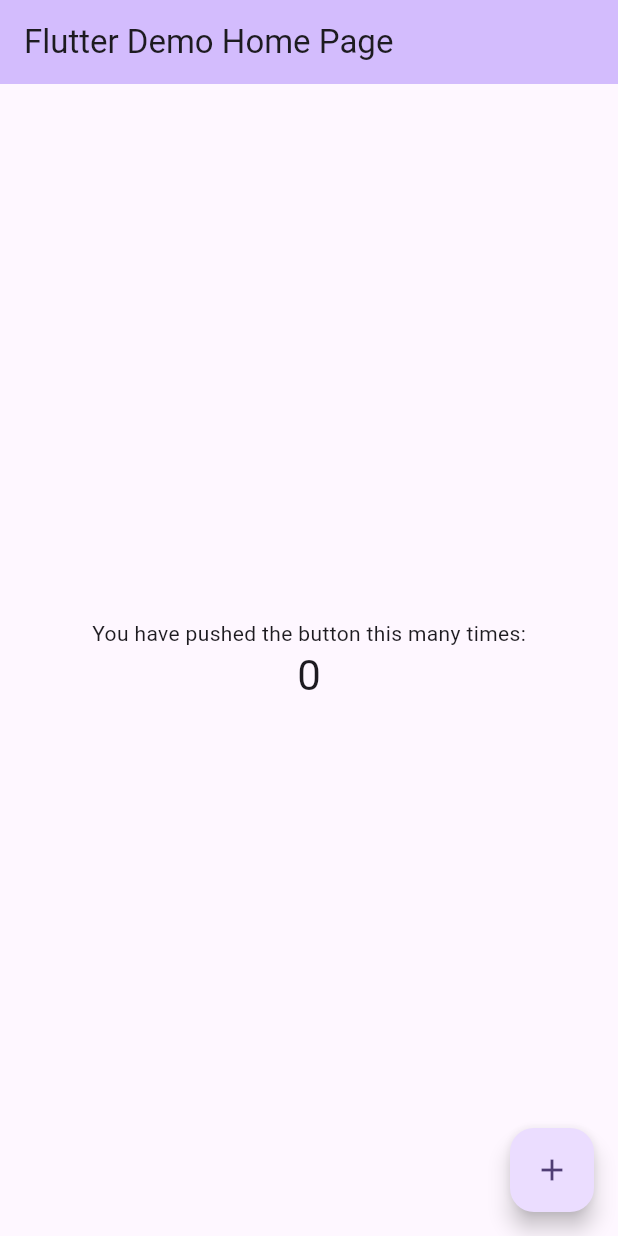
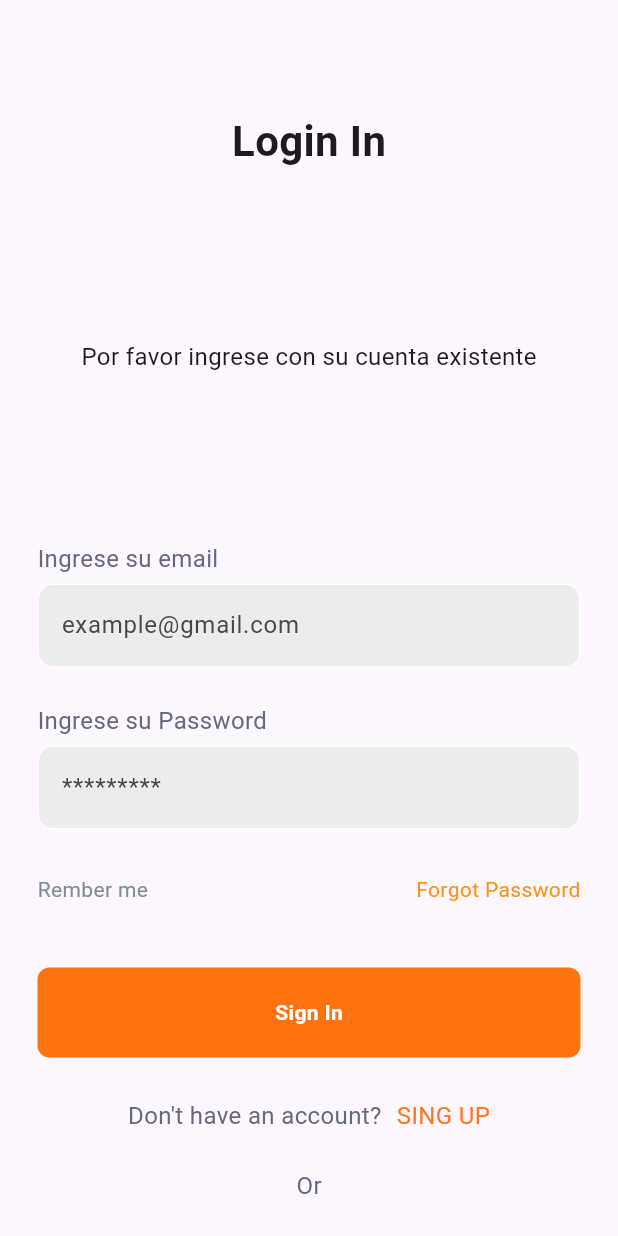
Before and after one commit to FelixBrunoRojasLopez/movilray, a Flutter app: the screen it shows after launch, on a phone screen of 412 x 824 dp. Run offline on Flutter 3.47's test engine with Material 3 defaults, Android fonts, the phone set to English and light mode, and no system bars; Roboto replaces fonts that are missing (Poppins, Sen).

Commit message:
componentes y pages

```diff
--- /dev/null
+++ b/m_senorial/lib/components/my_button.dart
@@ -0,0 +1,32 @@
+import 'package:flutter/material.dart';
+
+class MyButton extends StatelessWidget{
+  final Function() ? onTap;
+  final String text;
+  const MyButton ({super.key, required this.onTap, required this.text});
+  @override
+  Widget build (BuildContext context){
+    return GestureDetector(
+      onTap: onTap,
+      child: Container(
+        padding: const EdgeInsets.all(20),
+        margin: const EdgeInsets.symmetric(horizontal: 25),
+        decoration: BoxDecoration(
+          color: const Color.fromRGBO(255, 115, 15, 1),
+          borderRadius: BorderRadius.circular(8),
+        ),
+        child: Center(
+          child: Text(
+            text,
+            style: TextStyle(
+              color: Colors.white,
+              fontSize: 14,
+              fontWeight: FontWeight.bold,
+            ),
+          ),
+        ),
+      ),
+    );
+  }
+
+}
--- /dev/null
+++ b/m_senorial/lib/components/my_input_text.dart
@@ -0,0 +1,36 @@
+import 'package:flutter/material.dart';
+
+class MyInputText extends StatelessWidget{
+  final controller;
+  final String hintText;
+  final bool obscureText;
+  const MyInputText({
+    super.key,
+    required this.controller,
+    required this.hintText,
+    required this.obscureText,
+    });
+  @override
+  Widget build(BuildContext context){
+    return Padding(
+      padding: const EdgeInsets.symmetric(horizontal: 25.0),
+      child: TextField(
+        controller: controller,
+        obscureText: obscureText,
+        decoration: InputDecoration(
+          enabledBorder: OutlineInputBorder(
+            borderSide: const BorderSide(color:  Colors.white),
+            borderRadius: BorderRadius.circular(10),
+          ),
+          focusedBorder: const OutlineInputBorder(
+            borderSide: BorderSide(color: Colors.grey)
+          ),
+          fillColor: Color.fromRGBO(236, 236, 236, 1),
+          filled: true,
+          hintText: hintText,
+        ),
+      ),
+    );
+  }
+
+}
--- /dev/null
+++ b/m_senorial/lib/components/my_text_center.dart
@@ -0,0 +1,26 @@
+import 'package:flutter/material.dart';
+
+class MyTextCenter extends StatelessWidget{
+  final String text;
+  final double fontSize;
+  const MyTextCenter({
+    super.key,
+    required this.text,
+    this.fontSize = 16,
+    });
+  @override
+  Widget build (BuildContext context){
+    return Row(
+      mainAxisAlignment: MainAxisAlignment.center,
+      children: [
+        Text(
+          text,
+          style: TextStyle(
+            fontSize: fontSize,
+            fontWeight: FontWeight.normal,
+          ),
+        )
+      ],
+    );
+  }
+}
--- /dev/null
+++ b/m_senorial/lib/components/my_text_title.dart
@@ -0,0 +1,23 @@
+import 'package:flutter/material.dart';
+
+class MyTextTitle extends StatelessWidget{
+  final String contenText;
+  final double fontSize;
+  const MyTextTitle ({super.key, required this.contenText,this.fontSize = 28});
+  @override
+  Widget build (BuildContext context){
+    return Row(
+      mainAxisAlignment: MainAxisAlignment.center,
+      children: [
+        Text(
+          contenText,
+          style: TextStyle(
+            fontSize: fontSize,
+            fontWeight: FontWeight.bold,
+            fontFamily: 'Poppins',
+          ),
+        ),
+      ],
+    );
+  }
+}
--- a/m_senorial/lib/main.dart
+++ b/m_senorial/lib/main.dart
@@ -1,4 +1,6 @@
 import 'package:flutter/material.dart';
+import 'package:m_senorial/pages/SigUp.dart';
+import 'package:m_senorial/pages/login.dart';
 
 void main() {
   runApp(const MyApp());
@@ -11,7 +13,8 @@
   @override
   Widget build(BuildContext context) {
     return MaterialApp(
-      title: 'Flutter Demo',
+      debugShowCheckedModeBanner: false,
+      title: 'Señorial',
       theme: ThemeData(
         // This is the theme of your application.
         //
@@ -31,7 +34,13 @@
         colorScheme: ColorScheme.fromSeed(seedColor: Colors.deepPurple),
         useMaterial3: true,
       ),
-      home: const MyHomePage(title: 'Flutter Demo Home Page'),
+      //home: Login(),
+      initialRoute: '/',
+      routes:{
+        '/':(context) => Login(),
+        '/signup':(context) => Sigup(),
+      }
+      //home: const MyHomePage(title: 'Flutter Demo Home Page'),
     );
   }
 }
--- /dev/null
+++ b/m_senorial/lib/pages/Login.dart
@@ -0,0 +1,160 @@
+import 'package:flutter/material.dart';
+import 'package:m_senorial/components/my_button.dart';
+import 'package:m_senorial/components/my_input_Text.dart';
+import 'package:m_senorial/components/my_text_center.dart';
+import 'package:m_senorial/components/my_text_title.dart';
+import 'package:m_senorial/components/square_icon.dart';
+
+class Login extends StatelessWidget{
+  Login({super.key});
+
+  final usernameController = TextEditingController();
+  final passwordController = TextEditingController();
+
+
+  @override
+  Widget build(BuildContext context){
+    void signUpIn() {
+      Navigator.pushNamed(context, '/signup');
+    }
+    return  Scaffold(
+      body:SingleChildScrollView(child: Column(
+        children: [
+          const SizedBox(height: 74,),
+          //Title
+          const MyTextTitle(contenText: "Login In"),
+          const SizedBox(height: 112,),
+          //Sub title
+          const MyTextCenter(
+            text: "Por favor ingrese con su cuenta existente"
+            ),
+          const SizedBox(height: 112,),
+          // Title form User
+          const Padding(
+            padding: EdgeInsets.symmetric(horizontal: 25),
+            child: Row(
+              children: [
+                Text(
+                  "Ingrese su email",
+                  style: TextStyle(
+                    fontSize: 16,
+                    color: Color.fromRGBO(100, 105, 130, 1),
+                    fontWeight: FontWeight.normal,
+                    fontFamily: 'Sen',
+                  ),
+                  )
+              ],
+            ),
+          ),
+          const SizedBox(height: 5,),
+          //input form
+          MyInputText(
+            controller: usernameController,
+            hintText: 'example@gmail.com',
+            obscureText: false),
+          const SizedBox(height: 24,),
+          //Title password form
+          const Padding(
+            padding: EdgeInsets.symmetric(horizontal: 25),
+            child: Row(
+              children: [
+                Text(
+                  "Ingrese su Password",
+                  style: TextStyle(
+                    fontSize: 16,
+                    fontWeight: FontWeight.normal,
+                    color: Color.fromRGBO(100, 105, 130, 1),
+                  ),
+                  ),
+              ],
+              ),
+          ),
+          const SizedBox(height: 5,),
+          // form del password
+          MyInputText(
+            controller: passwordController,
+            hintText: "*********",
+            obscureText: true
+            ),
+          const SizedBox(height: 30,),
+          //Forgot Password
+          const Padding(
+            padding: EdgeInsets.symmetric(horizontal: 25),
+            child: Row(
+              mainAxisAlignment: MainAxisAlignment.spaceBetween,
+              children: [
+                Text(
+                  "Rember me",
+                  style: TextStyle(
+                    color: Color.fromRGBO(126,138,151,1)
+                  ),
+                ),
+                Text(
+                  "Forgot Password",
+                  style: TextStyle(
+                    color: Color.fromRGBO(255, 145, 15, 1)
+                  ),
+                ),
+              ],
+              ),
+          ),
+          const SizedBox(height: 42,),
+          //Button de login
+          MyButton(onTap: signUpIn,text: "Sign In"),
+          const SizedBox(height: 27,),
+          //Txt
+          const Padding(
+            padding: EdgeInsets.all(0),
+            child: Row(
+              mainAxisAlignment: MainAxisAlignment.center,
+              children: [
+                Text(
+                  "Don't have an account?",
+                  style: TextStyle(
+                    color: Color.fromRGBO(100, 105, 130, 1),
+                    fontSize: 16,
+                  ),
+                ),
+                SizedBox(width: 10,),
+                Text(
+                  "SING UP",
+                  style: TextStyle(
+                    color: Color.fromRGBO(255, 118, 34, 1),
+                    fontSize: 16,
+                  ),
+                ),
+              ],
+            ),
+          ),
+          const SizedBox(height: 24,),
+          //txt final
+          const Padding(
+            padding: EdgeInsets.all(0),
+            child: Row(
+              mainAxisAlignment: MainAxisAlignment.center,
+              children: [
+                Text(
+                  "Or",
+                  style: TextStyle(
+                    color: Color.fromRGBO(100, 105, 130, 1),
+                    fontSize: 16,
+                  ),
+                )
+              ],
+            ),
+          ),
+          const SizedBox(height: 24,),
+          //imagen de google
+          const Row(
+            mainAxisAlignment: MainAxisAlignment.center,
+            children: [
+              SquareIcon(imagePath: 'lib/images/google.png')
+            ],
+          ),
+        ],
+
+      ),
+      ),
+    );
+  }
+}
--- a/m_senorial/pubspec.yaml
+++ b/m_senorial/pubspec.yaml
@@ -59,8 +59,8 @@ flutter:
   uses-material-design: true
 
   # To add assets to your application, add an assets section, like this:
-  # assets:
-  #   - images/a_dot_burr.jpeg
+  assets:
+    - lib/images/
   #   - images/a_dot_ham.jpeg
 
   # An image asset can refer to one or more resolution-specific "variants", see
```
Also changed, not shown: m_senorial/lib/components/my_form_text.dart (added, +31 -0 lines), m_senorial/lib/components/square_icon.dart (added, +18 -0 lines), m_senorial/lib/pages/Sigup.dart (added, +77 -0 lines), m_senorial/lib/images/google.png (added).
